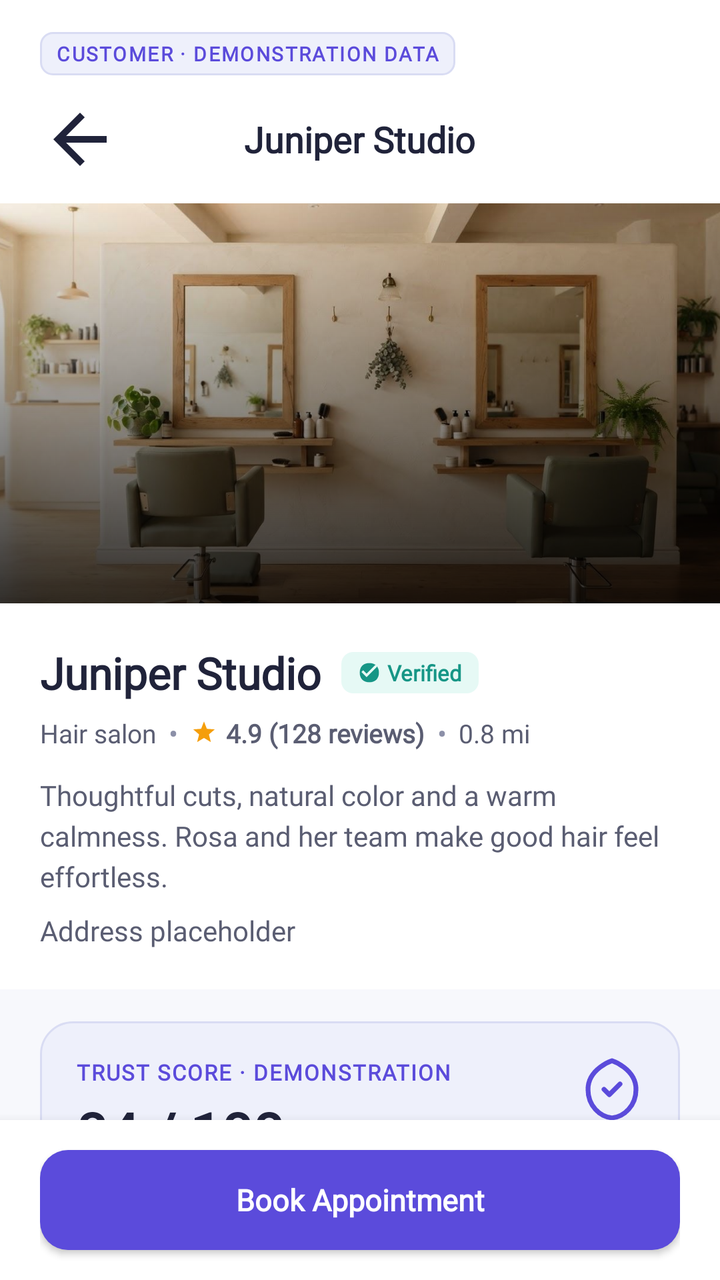
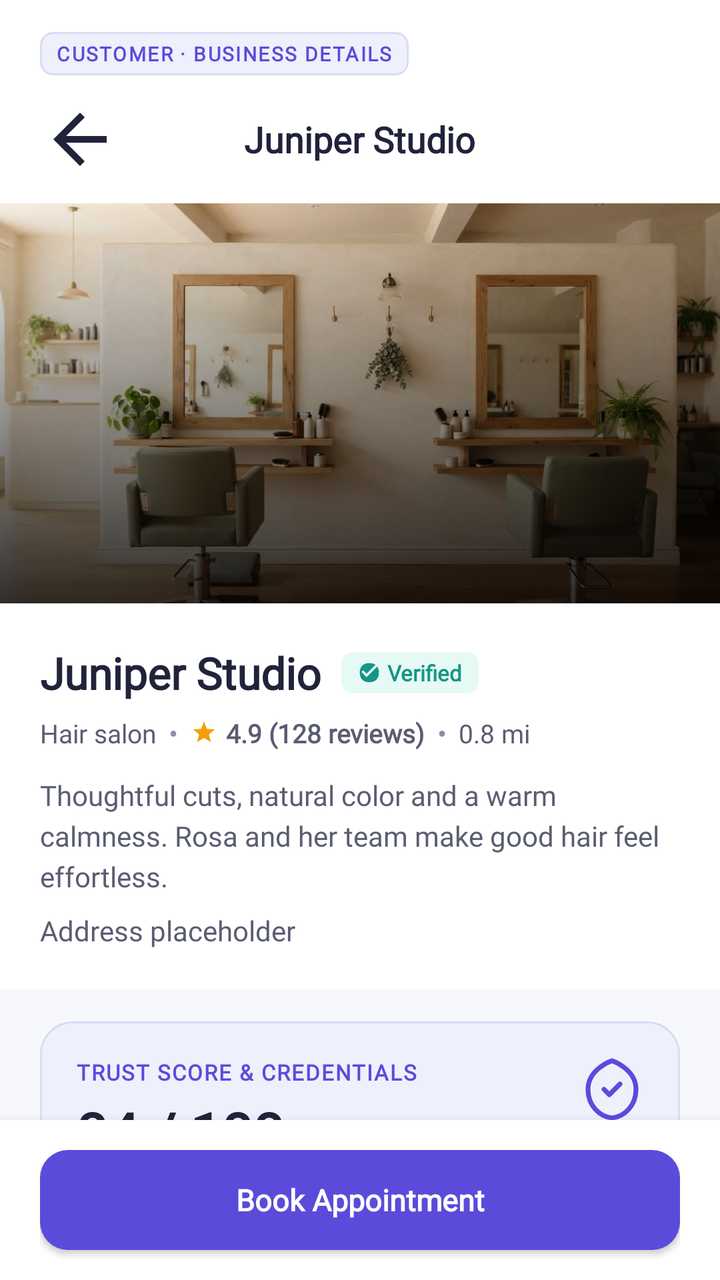

The first picture is an Android layout as it rendered before a commit; the second is the same layout after the commit. The layout source and the unified diff follow.
<!-- AndroidManifest.xml: application theme Theme.BizBridgeApp -->
<!-- res/layout/fragment_business_details.xml -->
<?xml version="1.0" encoding="utf-8"?>
<androidx.coordinatorlayout.widget.CoordinatorLayout
    xmlns:android="http://schemas.android.com/apk/res/android"
    xmlns:app="http://schemas.android.com/apk/res-auto"
    android:layout_width="match_parent"
    android:layout_height="match_parent"
    android:background="@color/background">

    
    <androidx.core.widget.NestedScrollView
        android:layout_width="match_parent"
        android:layout_height="match_parent"
        android:clipToPadding="false"
        android:overScrollMode="never"
        android:paddingBottom="96dp">

        <LinearLayout
            android:layout_width="match_parent"
            android:layout_height="wrap_content"
            android:orientation="vertical">

            
            <LinearLayout
                android:layout_width="match_parent"
                android:layout_height="wrap_content"
                android:background="@color/surface_white"
                android:orientation="vertical"
                android:paddingStart="20dp"
                android:paddingEnd="20dp"
                android:paddingTop="16dp"
                android:paddingBottom="12dp">

                <TextView
                    android:layout_width="wrap_content"
                    android:layout_height="wrap_content"
                    android:background="@drawable/bg_subheader_tag"
                    android:paddingStart="8dp"
                    android:paddingEnd="8dp"
                    android:paddingTop="4dp"
                    android:paddingBottom="4dp"
                    android:text="CUSTOMER · DEMONSTRATION DATA"
                    android:textAppearance="@style/TextAppearance.BizBridge.SubheaderTag"
                    android:textSize="10sp" />

                <RelativeLayout
                    android:layout_width="match_parent"
                    android:layout_height="wrap_content"
                    android:layout_marginTop="12dp">

                    <ImageView
                        android:id="@+id/btn_back"
                        android:layout_width="40dp"
                        android:layout_height="40dp"
                        android:layout_alignParentStart="true"
                        android:layout_centerVertical="true"
                        android:background="?attr/selectableItemBackgroundBorderless"
                        android:src="@drawable/ic_arrow_back"
                        app:tint="@color/text_primary" />

                                        <TextView
                        android:id="@+id/txt_business_name"
                        android:layout_width="wrap_content"
                        android:layout_height="wrap_content"
                        android:layout_centerInParent="true"
                        android:fontFamily="@font/inter_variable"
                        android:text="Juniper Studio"
                        android:textColor="@color/text_primary"
                        android:textSize="18sp"
                        android:textStyle="bold" />

                </RelativeLayout>
            </LinearLayout>

            
            <FrameLayout
                android:layout_width="match_parent"
                android:layout_height="200dp">

                <ImageView
                    android:id="@+id/img_business"
                    android:layout_width="match_parent"
                    android:layout_height="match_parent"
                    android:scaleType="centerCrop"
                    android:src="@drawable/img_salon_interior" />

                <View
                    android:layout_width="match_parent"
                    android:layout_height="match_parent"
                    android:background="@drawable/bg_image_scrim" />
            </FrameLayout>

            
            <LinearLayout
                android:layout_width="match_parent"
                android:layout_height="wrap_content"
                android:background="@color/surface_white"
                android:orientation="vertical"
                android:padding="20dp">

                <RelativeLayout
                    android:layout_width="match_parent"
                    android:layout_height="wrap_content">

                    <LinearLayout
                        android:layout_width="wrap_content"
                        android:layout_height="wrap_content"
                        android:layout_alignParentStart="true"
                        android:gravity="center_vertical"
                        android:orientation="horizontal">

                        <TextView
                            android:layout_width="wrap_content"
                            android:layout_height="wrap_content"
                            android:fontFamily="@font/inter_variable"
                            android:text="Juniper Studio"
                            android:textColor="@color/text_primary"
                            android:textSize="22sp"
                            android:textStyle="bold" />

                        <LinearLayout
                            android:layout_width="wrap_content"
                            android:layout_height="wrap_content"
                            android:layout_marginStart="10dp"
                            android:background="@drawable/bg_tag_verified"
                            android:gravity="center_vertical"
                            android:orientation="horizontal"
                            android:paddingStart="8dp"
                            android:paddingEnd="8dp"
                            android:paddingTop="3dp"
                            android:paddingBottom="3dp">

                            <ImageView
                                android:layout_width="12dp"
                                android:layout_height="12dp"
                                android:src="@drawable/ic_verified"
                                app:tint="@color/secondary_dark" />

                            <TextView
                                android:layout_width="wrap_content"
                                android:layout_height="wrap_content"
                                android:layout_marginStart="3dp"
                                android:fontFamily="@font/inter_variable"
                                android:text="Verified"
                                android:textColor="@color/secondary_dark"
                                android:textSize="11sp"
                                android:textStyle="bold" />
                        </LinearLayout>
                    </LinearLayout>
                </RelativeLayout>

                
                <LinearLayout
                    android:layout_width="wrap_content"
                    android:layout_height="wrap_content"
                    android:layout_marginTop="6dp"
                    android:gravity="center_vertical"
                    android:orientation="horizontal">

                    <TextView
                        android:layout_width="wrap_content"
                        android:layout_height="wrap_content"
                        android:fontFamily="@font/inter_variable"
                        android:id="@+id/txt_category" android:text="Hair salon"
                        android:textColor="@color/text_secondary"
                        android:textSize="13sp" />

                    <TextView
                        android:layout_width="wrap_content"
                        android:layout_height="wrap_content"
                        android:layout_marginStart="6dp"
                        android:layout_marginEnd="6dp"
                        android:text="•"
                        android:textColor="@color/text_muted" />

                    <ImageView
                        android:layout_width="14dp"
                        android:layout_height="14dp"
                        android:src="@drawable/ic_star_filled" />

                    <TextView
                        android:layout_width="wrap_content"
                        android:layout_height="wrap_content"
                        android:layout_marginStart="4dp"
                        android:fontFamily="@font/inter_variable"
                        android:id="@+id/txt_rating" android:text="4.9 (128 reviews)"
                        android:textColor="@color/text_secondary"
                        android:textSize="13sp"
                        android:textStyle="bold" />

                    <TextView
                        android:layout_width="wrap_content"
                        android:layout_height="wrap_content"
                        android:layout_marginStart="6dp"
                        android:layout_marginEnd="6dp"
                        android:text="•"
                        android:textColor="@color/text_muted" />

                    <TextView
                        android:layout_width="wrap_content"
                        android:layout_height="wrap_content"
                        android:fontFamily="@font/inter_variable"
                        android:text="0.8 mi"
                        android:textColor="@color/text_secondary"
                        android:textSize="13sp" />
                </LinearLayout>

                
                <TextView
                    android:layout_width="match_parent"
                    android:layout_height="wrap_content"
                    android:layout_marginTop="12dp"
                    android:fontFamily="@font/inter_variable"
                    android:lineSpacingExtra="4dp"
                    android:id="@+id/txt_description" android:text="Thoughtful cuts, natural color and a warm calmness. Rosa and her team make good hair feel effortless."
                    android:textColor="@color/text_secondary"
                    android:textSize="14sp" />
                    <TextView
                        android:id="@+id/txt_address"
                        android:layout_width="match_parent"
                        android:layout_height="wrap_content"
                        android:layout_marginTop="8dp"
                        android:fontFamily="@font/inter_variable"
                        android:text="Address placeholder"
                        android:textColor="@color/text_secondary"
                        android:textSize="14sp" />

            </LinearLayout>

            
            <LinearLayout
                android:layout_width="match_parent"
                android:layout_height="wrap_content"
                android:layout_marginStart="20dp"
                android:layout_marginEnd="20dp"
                android:layout_marginTop="16dp"
                android:background="@drawable/bg_card_lavender"
                android:orientation="vertical"
                android:padding="18dp">

                <RelativeLayout
                    android:layout_width="match_parent"
                    android:layout_height="wrap_content">

                    <LinearLayout
                        android:layout_width="wrap_content"
                        android:layout_height="wrap_content"
                        android:layout_alignParentStart="true"
                        android:orientation="vertical">

                        <TextView
                            android:layout_width="wrap_content"
                            android:layout_height="wrap_content"
                            android:fontFamily="@font/inter_variable"
                            android:letterSpacing="0.06"
                            android:text="TRUST SCORE · DEMONSTRATION"
                            android:textColor="@color/primary"
                            android:textSize="11sp"
                            android:textStyle="bold" />

                        <TextView
                            android:layout_width="wrap_content"
                            android:layout_height="wrap_content"
                            android:layout_marginTop="4dp"
                            android:fontFamily="@font/inter_variable"
                            android:text="84 / 100"
                            android:textColor="@color/text_primary"
                            android:textSize="28sp"
                            android:textStyle="bold" />

                    </LinearLayout>

                    <ImageView
                        android:layout_width="32dp"
                        android:layout_height="32dp"
                        android:layout_alignParentEnd="true"
                        android:src="@drawable/ic_shield_check"
                        app:tint="@color/primary" />
                </RelativeLayout>

                <TextView
                    android:layout_width="match_parent"
                    android:layout_height="wrap_content"
                    android:layout_marginTop="4dp"
                    android:fontFamily="@font/inter_variable"
                    android:text="Read-only sample score. Not a verified badge."
                    android:textColor="@color/text_muted"
                    android:textSize="12sp" />

                <View
                    android:layout_width="match_parent"
                    android:layout_height="1dp"
                    android:layout_marginTop="12dp"
                    android:layout_marginBottom="12dp"
                    android:background="@color/border_subtle" />

                
                <RelativeLayout
                    android:layout_width="match_parent"
                    android:layout_height="wrap_content">
                    <TextView
                        android:layout_width="wrap_content"
                        android:layout_height="wrap_content"
                        android:fontFamily="@font/inter_variable"
                        android:text="Professional qualifications"
                        android:textColor="@color/text_secondary"
                        android:textSize="13sp" />
                    <TextView
                        android:layout_width="wrap_content"
                        android:layout_height="wrap_content"
                        android:layout_alignParentEnd="true"
                        android:fontFamily="@font/inter_variable"
                        android:text="24/25"
                        android:textColor="@color/primary"
                        android:textSize="13sp"
                        android:textStyle="bold" />
                </RelativeLayout>

                
                <RelativeLayout
                    android:layout_width="match_parent"
                    android:layout_height="wrap_content"
                    android:layout_marginTop="8dp">
                    <TextView
                        android:layout_width="wrap_content"
                        android:layout_height="wrap_content"
                        android:fontFamily="@font/inter_variable"
                        android:text="In-biz experience"
                        android:textColor="@color/text_secondary"
                        android:textSize="13sp" />
                    <TextView
                        android:layout_width="wrap_content"
                        android:layout_height="wrap_content"
                        android:layout_alignParentEnd="true"
                        android:fontFamily="@font/inter_variable"
                        android:text="19/20"
                        android:textColor="@color/primary"
                        android:textSize="13sp"
                        android:textStyle="bold" />
                </RelativeLayout>

                
                <RelativeLayout
                    android:layout_width="match_parent"
                    android:layout_height="wrap_content"
                    android:layout_marginTop="8dp">
                    <TextView
                        android:layout_width="wrap_content"
                        android:layout_height="wrap_content"
                        android:fontFamily="@font/inter_variable"
                        android:text="Profile completeness"
                        android:textColor="@color/text_secondary"
                        android:textSize="13sp" />
                    <TextView
                        android:layout_width="wrap_content"
                        android:layout_height="wrap_content"
                        android:layout_alignParentEnd="true"
                        android:fontFamily="@font/inter_variable"
                        android:text="15/15"
                        android:textColor="@color/primary"
                        android:textSize="13sp"
                        android:textStyle="bold" />
                </RelativeLayout>

                
                <RelativeLayout
                    android:layout_width="match_parent"
                    android:layout_height="wrap_content"
                    android:layout_marginTop="8dp">
                    <TextView
                        android:layout_width="wrap_content"
                        android:layout_height="wrap_content"
                        android:fontFamily="@font/inter_variable"
                        android:text="Verified documents"
                        android:textColor="@color/text_secondary"
                        android:textSize="13sp" />
                    <TextView
                        android:layout_width="wrap_content"
                        android:layout_height="wrap_content"
                        android:layout_alignParentEnd="true"
                        android:fontFamily="@font/inter_variable"
                        android:text="14/15"
                        android:textColor="@color/primary"
                        android:textSize="13sp"
                        android:textStyle="bold" />
                </RelativeLayout>

                
                <RelativeLayout
                    android:layout_width="match_parent"
                    android:layout_height="wrap_content"
                    android:layout_marginTop="8dp">
                    <TextView
                        android:layout_width="wrap_content"
                        android:layout_height="wrap_content"
                        android:fontFamily="@font/inter_variable"
                        android:text="Customer reviews"
                        android:textColor="@color/text_secondary"
                        android:textSize="13sp" />
                    <TextView
                        android:layout_width="wrap_content"
                        android:layout_height="wrap_content"
                        android:layout_alignParentEnd="true"
                        android:fontFamily="@font/inter_variable"
                        android:text="12/25"
                        android:textColor="@color/primary"
                        android:textSize="13sp"
                        android:textStyle="bold" />
                </RelativeLayout>

            </LinearLayout>

            
            <LinearLayout
                android:layout_width="match_parent"
                android:layout_height="wrap_content"
                android:layout_marginTop="20dp"
                android:orientation="vertical"
                android:paddingStart="20dp"
                android:paddingEnd="20dp">

                <TextView
                    android:layout_width="wrap_content"
                    android:layout_height="wrap_content"
                    android:fontFamily="@font/inter_variable"
                    android:text="Services"
                    android:textColor="@color/text_primary"
                    android:textSize="18sp"
                    android:textStyle="bold" />

                
                <LinearLayout
                    android:id="@+id/item_service_1"
                    android:layout_width="match_parent"
                    android:layout_height="wrap_content"
                    android:layout_marginTop="12dp"
                    android:background="@drawable/bg_card_white"
                    android:clickable="true"
                    android:elevation="1dp"
                    android:focusable="true"
                    android:orientation="vertical"
                    android:padding="16dp">

                    <RelativeLayout
                        android:layout_width="match_parent"
                        android:layout_height="wrap_content">

                        <TextView
                            android:layout_width="wrap_content"
                            android:layout_height="wrap_content"
                            android:layout_alignParentStart="true"
                            android:fontFamily="@font/inter_variable"
                            android:text="Signature haircut"
                            android:textColor="@color/text_primary"
                            android:textSize="15sp"
                            android:textStyle="bold" />

                        <TextView
                            android:layout_width="wrap_content"
                            android:layout_height="wrap_content"
                            android:layout_alignParentEnd="true"
                            android:fontFamily="@font/inter_variable"
                            android:text="$45"
                            android:textColor="@color/primary"
                            android:textSize="15sp"
                            android:textStyle="bold" />
                    </RelativeLayout>

                    <TextView
                        android:layout_width="match_parent"
                        android:layout_height="wrap_content"
                        android:layout_marginTop="4dp"
                        android:fontFamily="@font/inter_variable"
                        android:text="Consultation, cut and effortless finish."
                        android:textColor="@color/text_secondary"
                        android:textSize="13sp" />

                    <TextView
                        android:layout_width="wrap_content"
                        android:layout_height="wrap_content"
                        android:layout_marginTop="6dp"
                        android:fontFamily="@font/inter_variable"
                        android:text="45 min"
                        android:textColor="@color/text_muted"
                        android:textSize="12sp" />
                </LinearLayout>

                
                <LinearLayout
                    android:id="@+id/item_service_2"
                    android:layout_width="match_parent"
                    android:layout_height="wrap_content"
                    android:layout_marginTop="10dp"
                    android:background="@drawable/bg_card_white"
                    android:clickable="true"
                    android:elevation="1dp"
                    android:focusable="true"
                    android:orientation="vertical"
                    android:padding="16dp">

                    <RelativeLayout
                        android:layout_width="match_parent"
                        android:layout_height="wrap_content">

                        <TextView
                            android:layout_width="wrap_content"
                            android:layout_height="wrap_content"
                            android:layout_alignParentStart="true"
                            android:fontFamily="@font/inter_variable"
                            android:text="Color refresh"
                            android:textColor="@color/text_primary"
                            android:textSize="15sp"
                            android:textStyle="bold" />

                        <TextView
                            android:layout_width="wrap_content"
                            android:layout_height="wrap_content"
                            android:layout_alignParentEnd="true"
                            android:fontFamily="@font/inter_variable"
                            android:text="$65"
                            android:textColor="@color/primary"
                            android:textSize="15sp"
                            android:textStyle="bold" />
                    </RelativeLayout>

                    <TextView
                        android:layout_width="match_parent"
                        android:layout_height="wrap_content"
                        android:layout_marginTop="4dp"
                        android:fontFamily="@font/inter_variable"
                        android:text="Gloss, tone and a teasing-soaking finish."
                        android:textColor="@color/text_secondary"
                        android:textSize="13sp" />

                    <TextView
                        android:layout_width="wrap_content"
                        android:layout_height="wrap_content"
                        android:layout_marginTop="6dp"
                        android:fontFamily="@font/inter_variable"
                        android:text="60 min"
                        android:textColor="@color/text_muted"
                        android:textSize="12sp" />
                </LinearLayout>

            </LinearLayout>

        </LinearLayout>
    </androidx.core.widget.NestedScrollView>

    
    <LinearLayout
        android:layout_width="match_parent"
        android:layout_height="80dp"
        android:layout_gravity="bottom"
        android:background="@color/surface_white"
        android:elevation="8dp"
        android:gravity="center"
        android:paddingStart="20dp"
        android:paddingEnd="20dp">

        <androidx.appcompat.widget.AppCompatButton
            android:id="@+id/btn_book_appointment"
            android:layout_width="match_parent"
            android:layout_height="50dp"
            android:background="@drawable/bg_button_primary"
            android:fontFamily="@font/inter_variable"
            android:text="Book Appointment"
            android:textAllCaps="false"
            android:textColor="@color/white"
            android:textSize="15sp"
            android:textStyle="bold" />
    </LinearLayout>

</androidx.coordinatorlayout.widget.CoordinatorLayout>
<!-- resources referenced by this layout -->
<resources>
  <color name="background">#F7F8FC</color>
  <color name="border_subtle">#E7E9F2</color>
  <color name="primary">#5B4BDB</color>
  <color name="secondary_dark">#169686</color>
  <color name="surface_white">#FFFFFF</color>
  <color name="text_muted">#8C90A8</color>
  <color name="text_primary">#20233A</color>
  <color name="text_secondary">#5A5D72</color>
  <color name="white">#FFFFFFFF</color>
  <!-- drawable bg_button_primary (drawable) -->
  <?xml version="1.0" encoding="utf-8"?>
  <ripple xmlns:android="http://schemas.android.com/apk/res/android"
      android:color="#33FFFFFF">
      <item>
          <shape android:shape="rectangle">
              <solid android:color="@color/primary" />
              <corners android:radius="@dimen/radius_button" />
          </shape>
      </item>
  </ripple>
  <!-- drawable bg_card_lavender (drawable) -->
  <?xml version="1.0" encoding="utf-8"?>
  <shape xmlns:android="http://schemas.android.com/apk/res/android"
      android:shape="rectangle">
      <solid android:color="@color/primary_light" />
      <stroke
          android:width="@dimen/stroke_subtle"
          android:color="@color/primary_light_border" />
      <corners android:radius="@dimen/radius_card" />
  </shape>
  <!-- drawable bg_card_white (drawable) -->
  <?xml version="1.0" encoding="utf-8"?>
  <shape xmlns:android="http://schemas.android.com/apk/res/android"
      android:shape="rectangle">
      <solid android:color="@color/surface_white" />
      <stroke
          android:width="@dimen/stroke_subtle"
          android:color="@color/border_subtle" />
      <corners android:radius="@dimen/radius_card" />
  </shape>
  <!-- drawable bg_image_scrim (drawable) -->
  <?xml version="1.0" encoding="utf-8"?>
  <layer-list xmlns:android="http://schemas.android.com/apk/res/android">
      <item>
          <shape android:shape="rectangle">
              <gradient
                  android:startColor="#00000000"
                  android:endColor="#CC000000"
                  android:angle="270" />
          </shape>
      </item>
  </layer-list>
  <!-- drawable bg_subheader_tag (drawable) -->
  <?xml version="1.0" encoding="utf-8"?>
  <shape xmlns:android="http://schemas.android.com/apk/res/android"
      android:shape="rectangle">
      <solid android:color="@color/primary_light" />
      <stroke
          android:width="1dp"
          android:color="@color/primary_light_border" />
      <corners android:radius="6dp" />
  </shape>
  <!-- drawable bg_tag_verified (drawable) -->
  <?xml version="1.0" encoding="utf-8"?>
  <shape xmlns:android="http://schemas.android.com/apk/res/android"
      android:shape="rectangle">
      <solid android:color="@color/secondary_light" />
      <corners android:radius="6dp" />
  </shape>
  <!-- drawable ic_arrow_back (drawable) -->
  <vector xmlns:android="http://schemas.android.com/apk/res/android"
      android:width="24dp"
      android:height="24dp"
      android:viewportWidth="24"
      android:viewportHeight="24">
      <path
          android:fillColor="#20233A"
          android:pathData="M20,11H7.83l5.59,-5.59L12,4l-8,8 8,8 1.41,-1.41L7.83,13H20v-2z" />
  </vector>
  <style name="TextAppearance.BizBridge.SubheaderTag" parent="android:TextAppearance">
          <item name="android:textSize">11sp</item>
          <item name="android:textStyle">bold</item>
          <item name="android:textColor">@color/primary</item>
          <item name="android:letterSpacing">0.08</item>
          <item name="fontFamily">@font/inter_variable</item>
      </style>
  <style name="Theme.BizBridgeApp" parent="Base.Theme.BizBridgeApp" />
  <dimen name="radius_button">14dp</dimen>
  <color name="primary_light">#EEF0FB</color>
  <dimen name="stroke_subtle">1dp</dimen>
  <color name="primary_light_border">#D9DCF3</color>
  <dimen name="radius_card">16dp</dimen>
  <color name="secondary_light">#E6F9F5</color>
  <color name="secondary">#20B8A6</color>
  <!-- unchanged entries left out for length: 5 -->
</resources>

<!-- the commit's change to res/layout/fragment_business_details.xml (unified diff, before → after) -->
@@ -38,7 +38,7 @@
                     android:paddingEnd="8dp"
                     android:paddingTop="4dp"
                     android:paddingBottom="4dp"
-                    android:text="CUSTOMER · DEMONSTRATION DATA"
+                    android:text="CUSTOMER · BUSINESS DETAILS"
                     android:textAppearance="@style/TextAppearance.BizBridge.SubheaderTag"
                     android:textSize="10sp" />
 
@@ -252,7 +252,7 @@
                             android:layout_height="wrap_content"
                             android:fontFamily="@font/inter_variable"
                             android:letterSpacing="0.06"
-                            android:text="TRUST SCORE · DEMONSTRATION"
+                            android:text="TRUST SCORE &amp; CREDENTIALS"
                             android:textColor="@color/primary"
                             android:textSize="11sp"
                             android:textStyle="bold" />
